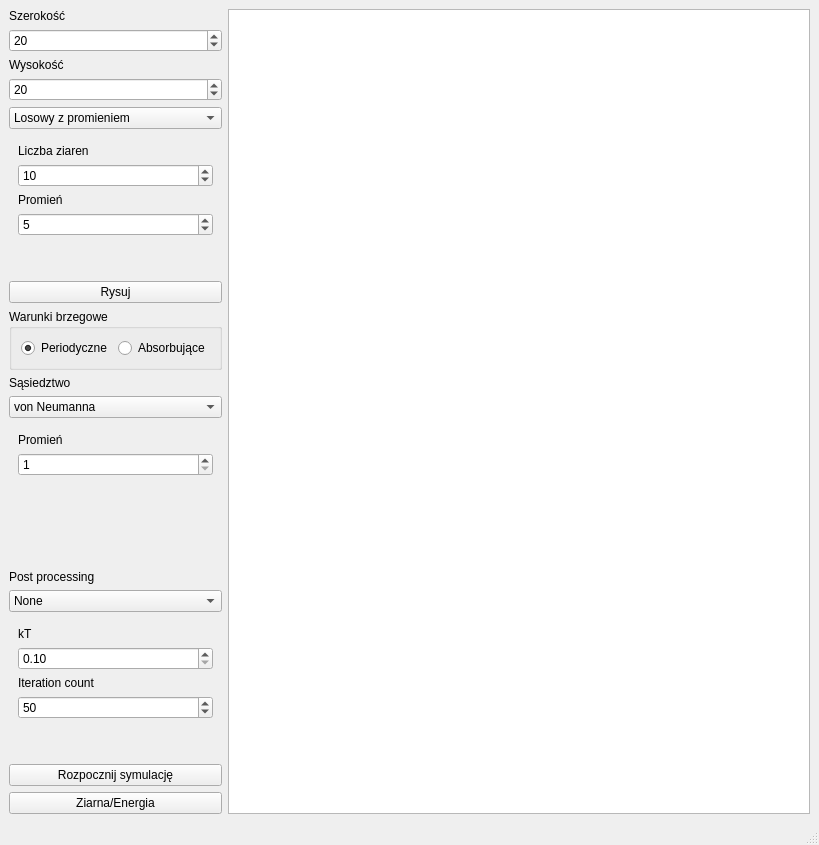
The window that UI/graingrowthwindow.ui (kpusmo/multiscale-modelling) describes before a commit, drawn with Qt 5.
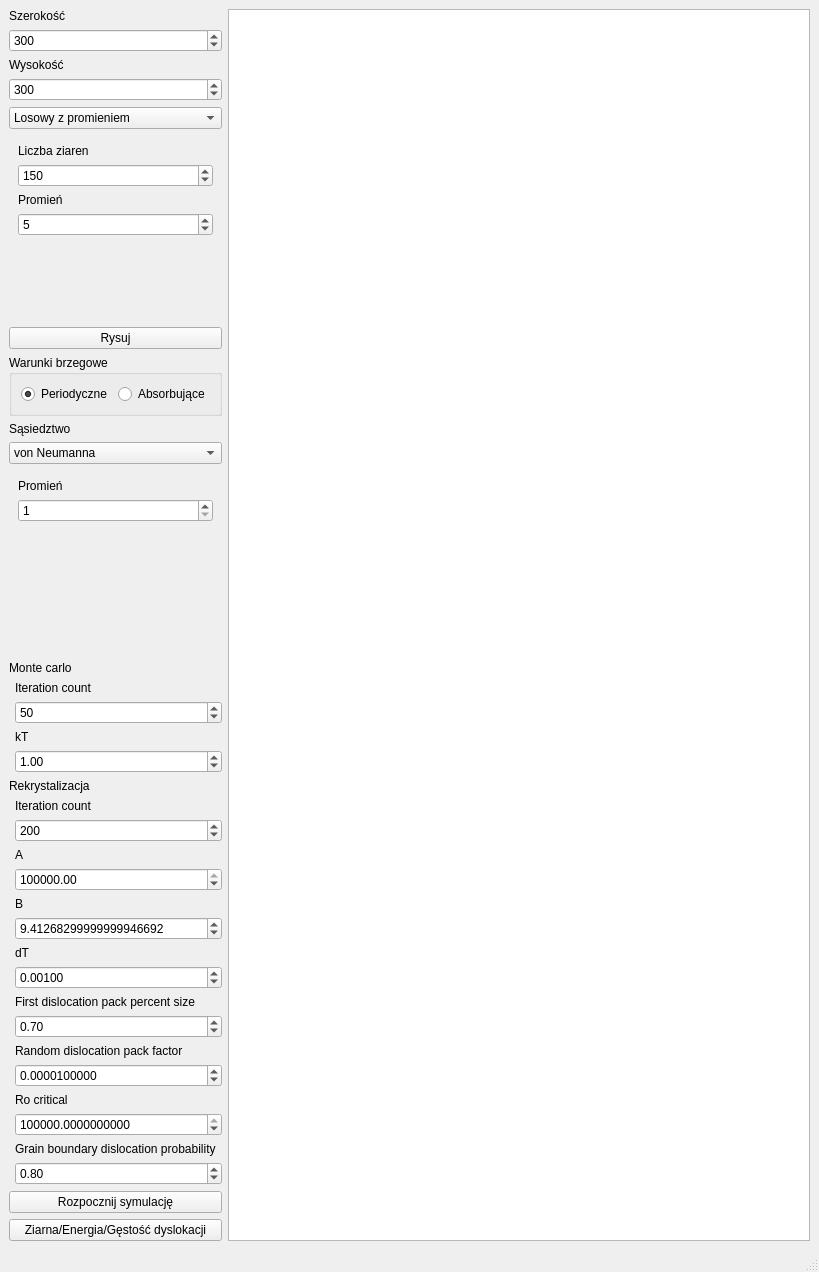
The same window after the commit. The open tabs and pages were chosen to show the change.

Patch:
```diff
--- a/UI/graingrowthwindow.ui
+++ b/UI/graingrowthwindow.ui
@@ -7,7 +7,7 @@
     <x>0</x>
     <y>0</y>
     <width>819</width>
-    <height>845</height>
+    <height>1272</height>
    </rect>
   </property>
   <property name="windowTitle">
@@ -33,7 +33,7 @@
          <number>20000</number>
         </property>
         <property name="value">
-         <number>20</number>
+         <number>300</number>
         </property>
        </widget>
       </item>
@@ -53,7 +53,7 @@
          <number>20000</number>
         </property>
         <property name="value">
-         <number>20</number>
+         <number>300</number>
         </property>
        </widget>
       </item>
@@ -137,7 +137,7 @@
              <number>20000</number>
             </property>
             <property name="value">
-             <number>10</number>
+             <number>150</number>
             </property>
            </widget>
           </item>
@@ -367,90 +367,219 @@
         </widget>
        </widget>
       </item>
-      <item row="16" column="0" colspan="2">
-       <widget class="QPushButton" name="simulateButton">
-        <property name="text">
-         <string>Rozpocznij symulację</string>
-        </property>
-       </widget>
-      </item>
       <item row="13" column="0" colspan="2">
        <widget class="QLabel" name="label_10">
         <property name="text">
-         <string>Post processing</string>
+         <string>Monte carlo</string>
         </property>
        </widget>
       </item>
-      <item row="14" column="0" colspan="2">
-       <widget class="QComboBox" name="postProcessingSelect">
-        <item>
-         <property name="text">
-          <string>None</string>
-         </property>
-        </item>
-        <item>
-         <property name="text">
-          <string>Monte Carlo</string>
-         </property>
-        </item>
+      <item row="14" column="1">
+       <widget class="QLabel" name="label_12">
+        <property name="text">
+         <string>Iteration count</string>
+        </property>
        </widget>
       </item>
-      <item row="15" column="0" colspan="2">
-       <widget class="QStackedWidget" name="postProcessingInputGroup">
-        <property name="currentIndex">
+      <item row="16" column="1">
+       <widget class="QSpinBox" name="monteCarloStepCountInput">
+        <property name="minimum">
          <number>0</number>
         </property>
-        <widget class="QWidget" name="nonePage"/>
-        <widget class="QWidget" name="monteCarloPage">
-         <layout class="QFormLayout" name="formLayout_6">
-          <item row="1" column="0" colspan="2">
-           <widget class="QDoubleSpinBox" name="ktFactorInput">
-            <property name="minimum">
-             <double>0.100000000000000</double>
-            </property>
-            <property name="maximum">
-             <double>6.000000000000000</double>
-            </property>
-            <property name="singleStep">
-             <double>0.100000000000000</double>
-            </property>
-           </widget>
-          </item>
-          <item row="0" column="0" colspan="2">
-           <widget class="QLabel" name="label_11">
-            <property name="text">
-             <string>kT</string>
-            </property>
-           </widget>
-          </item>
-          <item row="2" column="0" colspan="2">
-           <widget class="QLabel" name="label_12">
-            <property name="text">
-             <string>Iteration count</string>
-            </property>
-           </widget>
-          </item>
-          <item row="3" column="0" colspan="2">
-           <widget class="QSpinBox" name="monteCarloStepCountInput">
-            <property name="minimum">
-             <number>1</number>
-            </property>
-            <property name="maximum">
-             <number>1000</number>
-            </property>
-            <property name="value">
-             <number>50</number>
-            </property>
-           </widget>
-          </item>
-         </layout>
-        </widget>
+        <property name="maximum">
+         <number>1000</number>
+        </property>
+        <property name="value">
+         <number>50</number>
+        </property>
        </widget>
       </item>
-      <item row="17" column="0" colspan="2">
+      <item row="17" column="1">
+       <widget class="QLabel" name="label_11">
+        <property name="text">
+         <string>kT</string>
+        </property>
+       </widget>
+      </item>
+      <item row="18" column="1">
+       <widget class="QDoubleSpinBox" name="ktFactorInput">
+        <property name="minimum">
+         <double>0.100000000000000</double>
+        </property>
+        <property name="maximum">
+         <double>6.000000000000000</double>
+        </property>
+        <property name="singleStep">
+         <double>0.100000000000000</double>
+        </property>
+        <property name="value">
+         <double>1.000000000000000</double>
+        </property>
+       </widget>
+      </item>
+      <item row="19" column="0" colspan="2">
+       <widget class="QLabel" name="label_13">
+        <property name="text">
+         <string>Rekrystalizacja</string>
+        </property>
+       </widget>
+      </item>
+      <item row="20" column="1">
+       <widget class="QLabel" name="label_14">
+        <property name="text">
+         <string>Iteration count</string>
+        </property>
+       </widget>
+      </item>
+      <item row="21" column="1">
+       <widget class="QSpinBox" name="drxIterationCountInput">
+        <property name="maximum">
+         <number>1000</number>
+        </property>
+        <property name="value">
+         <number>200</number>
+        </property>
+       </widget>
+      </item>
+      <item row="22" column="1">
+       <widget class="QLabel" name="label_15">
+        <property name="text">
+         <string>A</string>
+        </property>
+       </widget>
+      </item>
+      <item row="23" column="1">
+       <widget class="QDoubleSpinBox" name="drxAInput">
+        <property name="maximum">
+         <double>100000000000000000.000000000000000</double>
+        </property>
+        <property name="value">
+         <double>86710969050178.000000000000000</double>
+        </property>
+       </widget>
+      </item>
+      <item row="24" column="1">
+       <widget class="QLabel" name="label_16">
+        <property name="text">
+         <string>B</string>
+        </property>
+       </widget>
+      </item>
+      <item row="25" column="1">
+       <widget class="QDoubleSpinBox" name="drxBInput">
+        <property name="decimals">
+         <number>20</number>
+        </property>
+        <property name="maximum">
+         <double>10000000000000000.000000000000000</double>
+        </property>
+        <property name="value">
+         <double>9.412682999999999</double>
+        </property>
+       </widget>
+      </item>
+      <item row="26" column="1">
+       <widget class="QLabel" name="label_17">
+        <property name="text">
+         <string>dT</string>
+        </property>
+       </widget>
+      </item>
+      <item row="27" column="1">
+       <widget class="QDoubleSpinBox" name="drxDtInput">
+        <property name="decimals">
+         <number>5</number>
+        </property>
+        <property name="value">
+         <double>0.001000000000000</double>
+        </property>
+       </widget>
+      </item>
+      <item row="28" column="1">
+       <widget class="QLabel" name="label_18">
+        <property name="text">
+         <string>First dislocation pack percent size</string>
+        </property>
+       </widget>
+      </item>
+      <item row="29" column="1">
+       <widget class="QDoubleSpinBox" name="drxPackPercentInput">
+        <property name="maximum">
+         <double>1.000000000000000</double>
+        </property>
+        <property name="value">
+         <double>0.700000000000000</double>
+        </property>
+       </widget>
+      </item>
+      <item row="30" column="1">
+       <widget class="QLabel" name="label_19">
+        <property name="text">
+         <string>Random dislocation pack factor</string>
+        </property>
+       </widget>
+      </item>
+      <item row="31" column="1">
+       <widget class="QDoubleSpinBox" name="drxRandomPackFactor">
+        <property name="decimals">
+         <number>10</number>
+        </property>
+        <property name="maximum">
+         <double>1.000000000000000</double>
+        </property>
+        <property name="value">
+         <double>0.000010000000000</double>
+        </property>
+       </widget>
+      </item>
+      <item row="32" column="1">
+       <widget class="QLabel" name="label_20">
+        <property name="text">
+         <string>Ro critical</string>
+        </property>
+       </widget>
+      </item>
+      <item row="33" column="1">
+       <widget class="QDoubleSpinBox" name="drxRoCriticalInput">
+        <property name="decimals">
+         <number>10</number>
+        </property>
+        <property name="maximum">
+         <double>10000000000000000000.000000000000000</double>
+        </property>
+        <property name="value">
+         <double>4215840142323.419921875000000</double>
+        </property>
+       </widget>
+      </item>
+      <item row="34" column="1">
+       <widget class="QLabel" name="label_21">
+        <property name="text">
+         <string>Grain boundary dislocation probability</string>
+        </property>
+       </widget>
+      </item>
+      <item row="35" column="1">
+       <widget class="QDoubleSpinBox" name="drxBoundaryProbabilityInput">
+        <property name="maximum">
+         <double>1.000000000000000</double>
+        </property>
+        <property name="value">
+         <double>0.800000000000000</double>
+        </property>
+       </widget>
+      </item>
+      <item row="36" column="0" colspan="2">
+       <widget class="QPushButton" name="simulateButton">
+        <property name="text">
+         <string>Rozpocznij symulację</string>
+        </property>
+       </widget>
+      </item>
+      <item row="37" column="0" colspan="2">
        <widget class="QPushButton" name="toggleViewModeButton">
         <property name="text">
-         <string>Ziarna/Energia</string>
+         <string>Ziarna/Energia/Gęstość dyslokacji</string>
         </property>
        </widget>
       </item>
```
Left out of the diff: 94 changed lines with no effect on the pictures.
